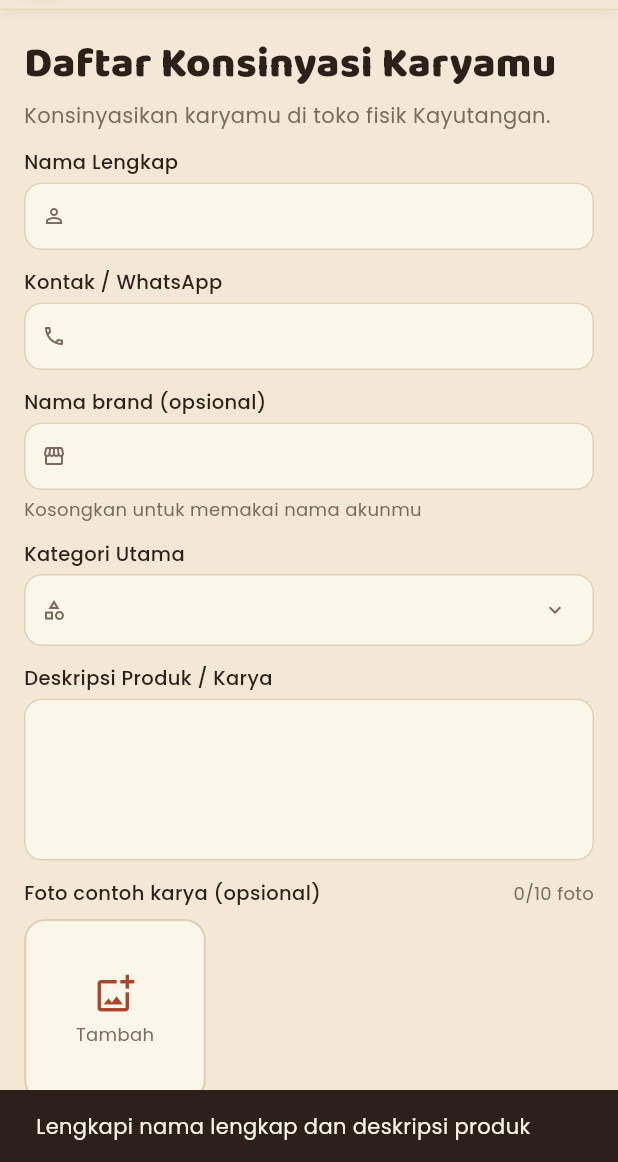
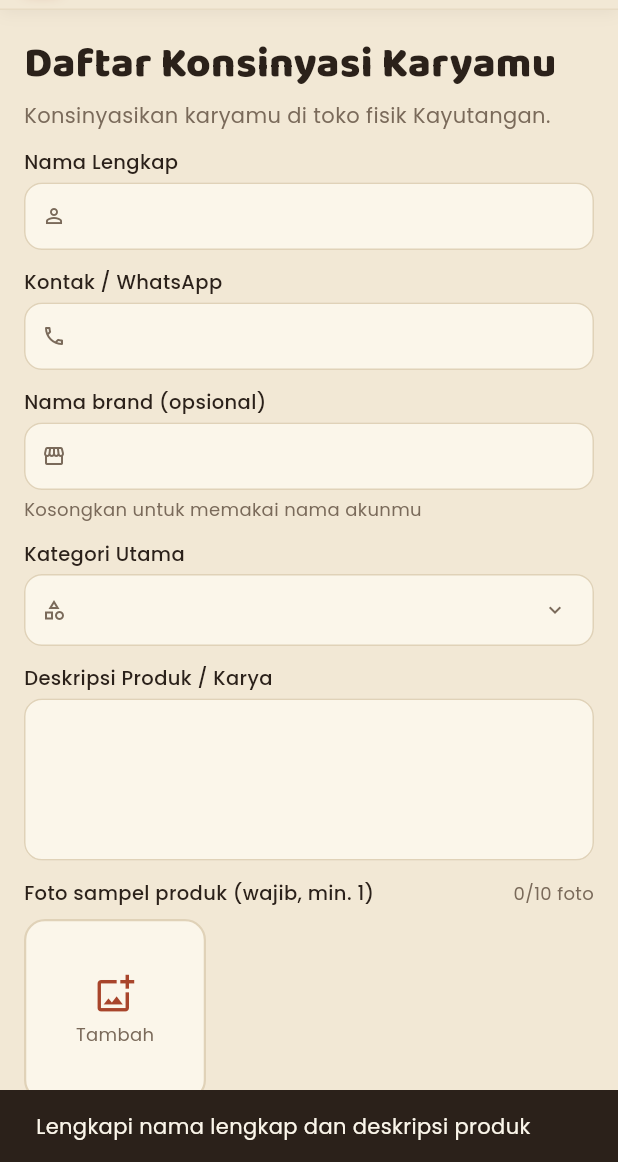
Before and after one commit to 4abduu/sesuatudarikotamalang-user-mobile, a Flutter app: the CreatorApplicationFormScreen screen opened by its route, after a tap on "Kirim Pengajuan", on a phone screen of 412 x 824 dp, the part 74-1236 px from its top. Run offline on Flutter 3.47's test engine with Material 3 defaults, Android fonts, the phone set to English and light mode, and no system bars; our stand-ins replace go_router, google_fonts, google_sign_in, image_picker, photo_view, qr_flutter and 2 more; accounts and stored records are empty; network calls fail.

Commit message:
viewer foto layar penuh, validasi foto wajib, dan penanganan moderasi AI

```diff
--- a/lib/data/models/product_model.dart
+++ b/lib/data/models/product_model.dart
@@ -30,6 +30,7 @@ class ProductModel {
   final String artisanName;
   final String displayStatus;
   final String? statusNote;
+  final String? replacedByProductId;
 
   const ProductModel({
     required this.id,
@@ -56,6 +57,7 @@ class ProductModel {
     this.artisanName = '',
     this.displayStatus = 'aktif',
     this.statusNote,
+    this.replacedByProductId,
   });
 
   /// Menggunakan effectiveStock dari backend (stok mentah dikurangi order aktif)
@@ -131,6 +133,7 @@ class ProductModel {
       artisanName: artisanName,
       displayStatus: (j['displayStatus'] ?? 'aktif').toString(),
       statusNote: j['statusNote']?.toString(),
+      replacedByProductId: j['replacedByProductId']?.toString(),
     );
   }
 
@@ -156,5 +159,6 @@ class ProductModel {
     'isActive': isActive,
     'displayStatus': displayStatus,
     if (statusNote != null) 'statusNote': statusNote,
+    if (replacedByProductId != null) 'replacedByProductId': replacedByProductId,
   };
 }
--- a/lib/features/creator_application/screens/creator_application_form_screen.dart
+++ b/lib/features/creator_application/screens/creator_application_form_screen.dart
@@ -31,6 +31,8 @@ class _CreatorApplicationFormScreenState extends State<CreatorApplicationFormScr
   final _desc = TextEditingController();
   String? _category;
   String? _brandError;
+  String? _photoError;
+  Set<String> _rejectedKeys = {};
   List<PhotoItem> _photos = [];
   bool _isSubmitting = false;
 
@@ -73,22 +75,47 @@ class _CreatorApplicationFormScreenState extends State<CreatorApplicationFormScr
       );
       return;
     }
+    if (_photos.isEmpty) {
+      setState(() => _photoError = 'Minimal 1 foto sampel produk');
+      ScaffoldMessenger.of(context).showSnackBar(
+        const SnackBar(content: Text('Minimal 1 foto sampel produk')),
+      );
+      return;
+    }
 
     setState(() {
       _isSubmitting = true;
       _brandError = null;
+      _photoError = null;
     });
 
     PhotoSyncResult? sync;
     try {
-      if (_photos.isNotEmpty) {
       try {
         sync = await syncPhotos(_photos);
       } on ApiException catch (e) {
         if (mounted) {
+          if (e.code == 'IMAGE_REJECTED') {
+            final newPhotos = _photos.where((p) => p.file != null).toList();
+            final rejected = <String>{};
+            for (final idx in e.rejectedIndexes) {
+              if (idx >= 0 && idx < newPhotos.length) {
+                rejected.add(newPhotos[idx].key);
+              }
+            }
+            setState(() => _rejectedKeys = rejected);
+            ScaffoldMessenger.of(context).showSnackBar(
+              const SnackBar(content: Text('Ada foto yang tidak pantas. Hapus foto bertanda merah lalu coba lagi.')),
+            );
+          } else if (e.code == 'MODERATION_UNAVAILABLE') {
+            ScaffoldMessenger.of(context).showSnackBar(
+              const SnackBar(content: Text('Pemeriksaan foto sedang tidak tersedia. Coba lagi nanti.')),
+            );
+          } else {
             ScaffoldMessenger.of(context).showSnackBar(
               SnackBar(content: Text('Foto sampel gagal diunggah: ${e.message}')),
             );
+          }
         }
         return;
       } catch (e) {
@@ -99,7 +126,6 @@ class _CreatorApplicationFormScreenState extends State<CreatorApplicationFormScr
         }
         return;
       }
-      }
 
       if (!mounted) return;
       final app = await context.read<ApplicationsProvider>().apply(
@@ -108,8 +134,8 @@ class _CreatorApplicationFormScreenState extends State<CreatorApplicationFormScr
         brandName: _brand.text.trim().isNotEmpty ? _brand.text.trim() : null,
         description: _desc.text.trim(),
         categoryId: _category,
-        samplePhotos: sync?.images,
-        sampleFileUrl: (sync != null && sync.images.isNotEmpty) ? sync.images.first : null,
+        samplePhotos: sync.images,
+        sampleFileUrl: sync.images.isNotEmpty ? sync.images.first : null,
       );
 
       auth.setApplication(app.id);
@@ -248,10 +274,19 @@ class _CreatorApplicationFormScreenState extends State<CreatorApplicationFormScr
                   const SizedBox(height: 12),
                   PhotoEditor(
                     items: _photos,
-                    onChanged: (v) => setState(() => _photos = v),
+                    onChanged: (v) => setState(() {
+                      _photos = v;
+                      if (_photos.isNotEmpty) _photoError = null;
+                      _rejectedKeys.removeWhere((k) => !v.any((item) => item.key == k));
+                    }),
                     maxPhotos: PhotoRules.maxSamplePhotos,
-                    label: 'Foto contoh karya (opsional)',
+                    label: 'Foto sampel produk (wajib, min. 1)',
+                    rejectedKeys: _rejectedKeys,
                   ),
+                  if (_photoError != null) ...[
+                    const SizedBox(height: 4),
+                    Text(_photoError!, style: AppTextStyles.caption.copyWith(color: AppColors.destructive)),
+                  ],
                   const SizedBox(height: 24),
                   PrimaryButton(
                     label: _isSubmitting ? 'Mengirim...' : 'Kirim Pengajuan',
--- a/lib/features/creator_dashboard/screens/my_products_screen.dart
+++ b/lib/features/creator_dashboard/screens/my_products_screen.dart
@@ -179,6 +179,7 @@ class _MyProductsScreenState extends State<MyProductsScreen> {
                               ProductStatusNotice(
                                 displayStatus: p.displayStatus,
                                 note: p.statusNote,
+                                hasReplacement: p.replacedByProductId != null,
                                 onSubmitNew: () => context.push('/dashboard-kreator/product-form?replaceOf=${p.id}'),
                               ),
                             ],
--- a/pubspec.yaml
+++ b/pubspec.yaml
@@ -22,6 +22,8 @@ dependencies:
   google_sign_in: ^6.2.1
   webview_flutter: ^4.14.1
   http_parser: ^4.1.2
+  photo_view: ^0.15.0
+  flutter_slidable: ^4.0.3
 
 dev_dependencies:
   flutter_test:
```
Also changed, not shown: lib/core/network/api_client.dart (+14 -1 lines), lib/core/widgets/photo_editor.dart (+47 -4 lines), lib/core/widgets/photo_viewer.dart (added, +139 -0 lines), lib/features/creator_dashboard/screens/product_form_screen.dart (+32 -5 lines), lib/features/creator_dashboard/widgets/product_status_notice.dart (+9 -1 lines), lib/features/product_detail/widgets/product_gallery.dart (+16 -5 lines), pubspec.lock. Lines whose indentation alone changed are shown as unchanged.
